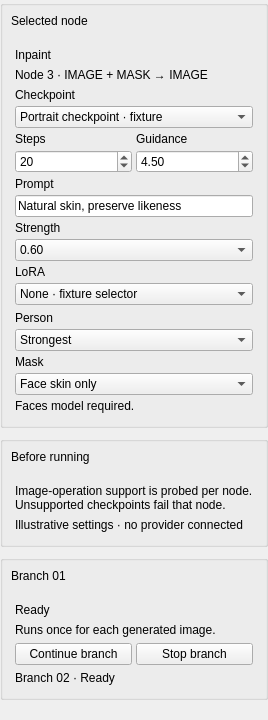
djebaz/dtflow, file src/dtflow/ui/forms/workflows_inspector.ui: the form before one commit.
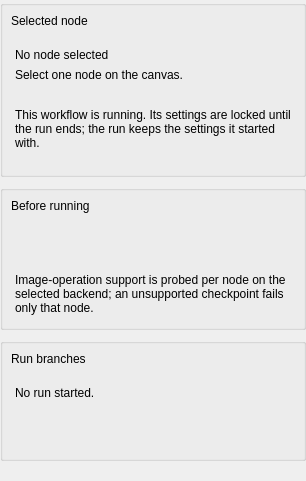
The form after the commit.

Commit message: Workflows 1/4: contract v1, reference fixture and service interfaces (#223) (#232)

The edit to the form file:
```diff
--- a/src/dtflow/ui/forms/workflows_inspector.ui
+++ b/src/dtflow/ui/forms/workflows_inspector.ui
@@ -100,7 +100,7 @@
          <item>
           <widget class="QLabel" name="workflowNodeTitle">
            <property name="text">
-            <string>Inpaint</string>
+            <string>No node selected</string>
            </property>
            <property name="wordWrap">
             <bool>true</bool>
@@ -110,7 +110,7 @@
          <item>
           <widget class="QLabel" name="workflowNodeMeta">
            <property name="text">
-            <string>Node 3 · IMAGE + MASK → IMAGE</string>
+            <string>Select one node on the canvas.</string>
            </property>
            <property name="wordWrap">
             <bool>true</bool>
@@ -121,8 +121,37 @@
           </widget>
          </item>
          <item>
-          <widget class="QWidget" name="workflowModelControls">
-           <layout class="QVBoxLayout" name="workflowModelControlsLayout">
+          <widget class="QLabel" name="workflowNodeDescription">
+           <property name="text">
+            <string></string>
+           </property>
+           <property name="wordWrap">
+            <bool>true</bool>
+           </property>
+           <property name="role" stdset="0">
+            <string>secondary</string>
+           </property>
+          </widget>
+         </item>
+         <item>
+          <widget class="QLabel" name="workflowRunLockNote">
+           <property name="visible">
+            <bool>false</bool>
+           </property>
+           <property name="text">
+            <string>This workflow is running. Its settings are locked until the run ends; the run keeps the settings it started with.</string>
+           </property>
+           <property name="wordWrap">
+            <bool>true</bool>
+           </property>
+           <property name="role" stdset="0">
+            <string>workflowLockNote</string>
+           </property>
+          </widget>
+         </item>
+         <item>
+          <widget class="QWidget" name="workflowParamsHost">
+           <layout class="QVBoxLayout" name="workflowParamsHostLayout">
             <property name="leftMargin">
              <number>0</number>
             </property>
@@ -138,221 +167,6 @@
             <property name="spacing">
              <number>4</number>
             </property>
-            <item>
-             <widget class="QLabel" name="workflowCheckpointLabel">
-              <property name="text">
-               <string>Checkpoint</string>
-              </property>
-              <property name="wordWrap">
-               <bool>true</bool>
-              </property>
-              <property name="role" stdset="0">
-               <string>secondary</string>
-              </property>
-             </widget>
-            </item>
-            <item>
-             <widget class="QComboBox" name="workflowCheckpoint">
-              <item>
-               <property name="text">
-                <string>Portrait checkpoint · fixture</string>
-               </property>
-              </item>
-              <item>
-               <property name="text">
-                <string>Refine checkpoint · fixture</string>
-               </property>
-              </item>
-             </widget>
-            </item>
-            <item>
-             <widget class="QWidget" name="workflowNumericRow">
-              <layout class="QHBoxLayout" name="workflowNumericRowLayout">
-               <property name="leftMargin">
-                <number>0</number>
-               </property>
-               <property name="topMargin">
-                <number>0</number>
-               </property>
-               <property name="rightMargin">
-                <number>0</number>
-               </property>
-               <property name="bottomMargin">
-                <number>0</number>
-               </property>
-               <property name="spacing">
-                <number>4</number>
-               </property>
-               <item>
-                <widget class="QWidget" name="workflowStepsField">
-                 <layout class="QVBoxLayout" name="workflowStepsFieldLayout">
-                  <property name="leftMargin">
-                   <number>0</number>
-                  </property>
-                  <property name="topMargin">
-                   <number>0</number>
-                  </property>
-                  <property name="rightMargin">
-                   <number>0</number>
-                  </property>
-                  <property name="bottomMargin">
-                   <number>0</number>
-                  </property>
-                  <property name="spacing">
-                   <number>4</number>
-                  </property>
-                  <item>
-                   <widget class="QLabel" name="workflowStepsLabel">
-                    <property name="text">
-                     <string>Steps</string>
-                    </property>
-                    <property name="wordWrap">
-                     <bool>true</bool>
-                    </property>
-                    <property name="role" stdset="0">
-                     <string>secondary</string>
-                    </property>
-                   </widget>
-                  </item>
-                  <item>
-                   <widget class="QSpinBox" name="workflowSteps">
-                    <property name="maximum">
-                     <number>150</number>
-                    </property>
-                    <property name="value">
-                     <number>20</number>
-                    </property>
-                   </widget>
-                  </item>
-                 </layout>
-                </widget>
-               </item>
-               <item>
-                <widget class="QWidget" name="workflowGuidanceField">
-                 <layout class="QVBoxLayout" name="workflowGuidanceFieldLayout">
-                  <property name="leftMargin">
-                   <number>0</number>
-                  </property>
-                  <property name="topMargin">
-                   <number>0</number>
-                  </property>
-                  <property name="rightMargin">
-                   <number>0</number>
-                  </property>
-                  <property name="bottomMargin">
-                   <number>0</number>
-                  </property>
-                  <property name="spacing">
-                   <number>4</number>
-                  </property>
-                  <item>
-                   <widget class="QLabel" name="workflowGuidanceLabel">
-                    <property name="text">
-                     <string>Guidance</string>
-                    </property>
-                    <property name="wordWrap">
-                     <bool>true</bool>
-                    </property>
-                    <property name="role" stdset="0">
-                     <string>secondary</string>
-                    </property>
-                   </widget>
-                  </item>
-                  <item>
-                   <widget class="QDoubleSpinBox" name="workflowGuidance">
-                    <property name="maximum">
-                     <double>50.0</double>
-                    </property>
-                    <property name="value">
-                     <double>4.5</double>
-                    </property>
-                   </widget>
-                  </item>
-                 </layout>
-                </widget>
-               </item>
-              </layout>
-             </widget>
-            </item>
-            <item>
-             <widget class="QLabel" name="workflowPromptLabel">
-              <property name="text">
-               <string>Prompt</string>
-              </property>
-              <property name="wordWrap">
-               <bool>true</bool>
-              </property>
-              <property name="role" stdset="0">
-               <string>secondary</string>
-              </property>
-             </widget>
-            </item>
-            <item>
-             <widget class="QLineEdit" name="workflowPrompt">
-              <property name="text">
-               <string>Natural skin, preserve likeness</string>
-              </property>
-             </widget>
-            </item>
-            <item>
-             <widget class="QLabel" name="workflowStrengthLabel">
-              <property name="text">
-               <string>Strength</string>
-              </property>
-              <property name="wordWrap">
-               <bool>true</bool>
-              </property>
-              <property name="role" stdset="0">
-               <string>secondary</string>
-              </property>
-             </widget>
-            </item>
-            <item>
-             <widget class="QComboBox" name="workflowStrength">
-              <item>
-               <property name="text">
-                <string>0.60</string>
-               </property>
-              </item>
-              <item>
-               <property name="text">
-                <string>0.40</string>
-               </property>
-              </item>
-              <item>
-               <property name="text">
-                <string>0.25</string>
-               </property>
-              </item>
-             </widget>
-            </item>
-            <item>
-             <widget class="QLabel" name="workflowLoraLabel">
-              <property name="text">
-               <string>LoRA</string>
-              </property>
-              <property name="wordWrap">
-               <bool>true</bool>
-              </property>
-              <property name="role" stdset="0">
-               <string>secondary</string>
-              </property>
-             </widget>
-            </item>
-            <item>
-             <widget class="QComboBox" name="workflowLora">
-              <item>
-               <property name="text">
-                <string>None · fixture selector</string>
-               </property>
-              </item>
-              <item>
-               <property name="text">
-                <string>Portrait detail · 0.60</string>
-               </property>
-              </item>
-             </widget>
-            </item>
            </layout>
           </widget>
          </item>
@@ -374,73 +188,6 @@
             <property name="spacing">
              <number>4</number>
             </property>
-            <item>
-             <widget class="QLabel" name="workflowPersonLabel">
-              <property name="text">
-               <string>Person</string>
-              </property>
-              <property name="wordWrap">
-               <bool>true</bool>
-              </property>
-              <property name="role" stdset="0">
-               <string>secondary</string>
-              </property>
-             </widget>
-            </item>
-            <item>
-             <widget class="QComboBox" name="workflowPerson">
-              <item>
-               <property name="text">
-                <string>Strongest</string>
-               </property>
-              </item>
-              <item>
-               <property name="text">
-                <string>All</string>
-               </property>
-              </item>
-             </widget>
-            </item>
-            <item>
-             <widget class="QLabel" name="workflowMaskLabel">
-              <property name="text">
-               <string>Mask</string>
-              </property>
-              <property name="wordWrap">
-               <bool>true</bool>
-              </property>
-              <property name="role" stdset="0">
-               <string>secondary</string>
-              </property>
-             </widget>
-            </item>
-            <item>
-             <widget class="QComboBox" name="workflowMaskRegion">
-              <item>
-               <property name="text">
-                <string>Face skin only</string>
-               </property>
-              </item>
-              <item>
-               <property name="text">
-                <string>Face skin and hair</string>
-               </property>
-              </item>
-             </widget>
-            </item>
-            <item>
-             <widget class="QLabel" name="workflowFacesRequired">
-              <property name="text">
-               <string>Faces model required.</string>
-              </property>
-              <property name="wordWrap">
-               <bool>true</bool>
-              </property>
-              <property name="role" stdset="0">
-               <string>secondary</string>
-              </property>
-             </widget>
-            </item>
            </layout>
           </widget>
          </item>
@@ -529,23 +276,36 @@
          <property name="spacing">
           <number>6</number>
          </property>
+         <item>
+          <widget class="QLabel" name="workflowPlanText">
+           <property name="text">
+            <string></string>
+           </property>
+           <property name="wordWrap">
+            <bool>true</bool>
+           </property>
+           <property name="workflowState" stdset="0">
+            <string></string>
+           </property>
+          </widget>
+         </item>
+         <item>
+          <widget class="QLabel" name="workflowDiagnostics">
+           <property name="text">
+            <string></string>
+           </property>
+           <property name="wordWrap">
+            <bool>true</bool>
+           </property>
+           <property name="role" stdset="0">
+            <string>secondary</string>
+           </property>
+          </widget>
+         </item>
          <item>
           <widget class="QLabel" name="workflowPreflightText">
            <property name="text">
-            <string>Image-operation support is probed per node. Unsupported checkpoints fail that node.</string>
-           </property>
-           <property name="wordWrap">
-            <bool>true</bool>
-           </property>
-           <property name="role" stdset="0">
-            <string>secondary</string>
-           </property>
-          </widget>
-         </item>
-         <item>
-          <widget class="QLabel" name="workflowFixtureNotice">
-           <property name="text">
-            <string>Illustrative settings · no provider connected</string>
+            <string>Image-operation support is probed per node on the selected backend; an unsupported checkpoint fails only that node.</string>
            </property>
            <property name="wordWrap">
             <bool>true</bool>
@@ -606,7 +366,7 @@
          <item>
           <widget class="QLabel" name="workflowBranchTitle">
            <property name="text">
-            <string>Branch 01</string>
+            <string>Run branches</string>
            </property>
            <property name="wordWrap">
             <bool>true</bool>
@@ -643,7 +403,7 @@
          <item>
           <widget class="QLabel" name="workflowBranchStatus">
            <property name="text">
-            <string>Ready</string>
+            <string>No run started.</string>
            </property>
            <property name="wordWrap">
             <bool>true</bool>
@@ -653,7 +413,7 @@
          <item>
           <widget class="QLabel" name="workflowBranchDetail">
            <property name="text">
-            <string>Runs once for each generated image.</string>
+            <string></string>
            </property>
            <property name="wordWrap">
             <bool>true</bool>
@@ -664,8 +424,8 @@
           </widget>
          </item>
          <item>
-          <widget class="QWidget" name="workflowBranchActions">
-           <layout class="QHBoxLayout" name="workflowBranchActionsLayout">
+          <widget class="QWidget" name="workflowPausesHost">
+           <layout class="QVBoxLayout" name="workflowPausesHostLayout">
             <property name="leftMargin">
              <number>0</number>
             </property>
@@ -679,29 +439,15 @@
              <number>0</number>
             </property>
             <property name="spacing">
-             <number>4</number>
+             <number>6</number>
             </property>
-            <item>
-             <widget class="QPushButton" name="continueBranchButton">
-              <property name="text">
-               <string>Continue branch</string>
-              </property>
-             </widget>
-            </item>
-            <item>
-             <widget class="QPushButton" name="stopBranchButton">
-              <property name="text">
-               <string>Stop branch</string>
-              </property>
-             </widget>
-            </item>
            </layout>
           </widget>
          </item>
          <item>
           <widget class="QLabel" name="workflowSiblingStatus">
            <property name="text">
-            <string>Branch 02 · Ready</string>
+            <string></string>
            </property>
            <property name="wordWrap">
             <bool>true</bool>
```
Left out of the diff: 7 changed lines with no effect on the pictures. The commit also changes 50 other files.
